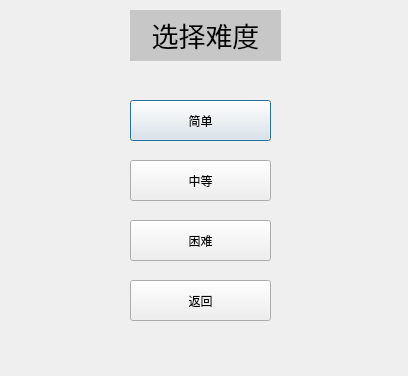
Qt form dialog.ui (ZhangShuui/C-homework-QT-Othello) before a commit.
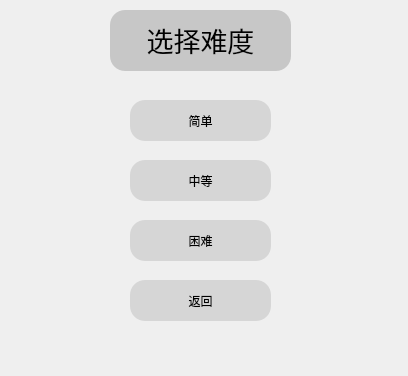
The same form after that commit. Icons and pictures are not drawn.

Diff of the .ui file:
```diff
--- a/dialog.ui
+++ b/dialog.ui
@@ -26,11 +26,19 @@
     </rect>
    </property>
    <property name="styleSheet">
-    <string notr="true">QAbstractButton{font: 16pt &quot;幼圆&quot;;}</string>
+    <string notr="true">QAbstractButton{font: 16pt &quot;幼圆&quot;;}
+QAbstractButton{border-radius:15px}
+QAbstractButton{background-color:rgb(214, 214, 214)}</string>
    </property>
    <property name="text">
     <string>简单</string>
    </property>
+   <property name="checkable">
+    <bool>true</bool>
+   </property>
+   <property name="checked">
+    <bool>true</bool>
+   </property>
   </widget>
   <widget class="QPushButton" name="pushButton_2">
    <property name="geometry">
@@ -42,7 +50,9 @@
     </rect>
    </property>
    <property name="styleSheet">
-    <string notr="true">QAbstractButton{font: 16pt &quot;幼圆&quot;;}</string>
+    <string notr="true">QAbstractButton{font: 16pt &quot;幼圆&quot;;}
+QAbstractButton{border-radius:15px}
+QAbstractButton{background-color:rgb(214, 214, 214)}</string>
    </property>
    <property name="text">
     <string>中等</string>
@@ -58,7 +68,9 @@
     </rect>
    </property>
    <property name="styleSheet">
-    <string notr="true">QAbstractButton{font: 16pt &quot;幼圆&quot;;}</string>
+    <string notr="true">QAbstractButton{font: 16pt &quot;幼圆&quot;;}
+QAbstractButton{border-radius:15px}
+QAbstractButton{background-color:rgb(214, 214, 214)}</string>
    </property>
    <property name="text">
     <string>困难</string>
@@ -67,15 +79,17 @@
   <widget class="QLabel" name="label">
    <property name="geometry">
     <rect>
-     <x>130</x>
+     <x>110</x>
      <y>10</y>
-     <width>151</width>
-     <height>51</height>
+     <width>181</width>
+     <height>61</height>
     </rect>
    </property>
    <property name="styleSheet">
     <string notr="true">QLabel{font: 22pt &quot;幼圆&quot;;}
-QLabel{background-color:rgb(199, 199, 199)}</string>
+QLabel{background-color:rgb(199, 199, 199)}
+QLabel{border-radius:15px}
+</string>
    </property>
    <property name="text">
     <string>&lt;html&gt;&lt;head/&gt;&lt;body&gt;&lt;p align=&quot;center&quot;&gt;&lt;span style=&quot; font-size:20pt;&quot;&gt;选择难度&lt;/span&gt;&lt;/p&gt;&lt;/body&gt;&lt;/html&gt;</string>
@@ -91,7 +105,9 @@
     </rect>
    </property>
    <property name="styleSheet">
-    <string notr="true">QAbstractButton{font: 16pt &quot;幼圆&quot;;}</string>
+    <string notr="true">QAbstractButton{font: 16pt &quot;幼圆&quot;;}
+QAbstractButton{border-radius:15px}
+QAbstractButton{background-color:rgb(214, 214, 214)}</string>
    </property>
    <property name="text">
     <string>返回</string>
```
Left out of the diff: 3 changed lines with no effect on the pictures.
